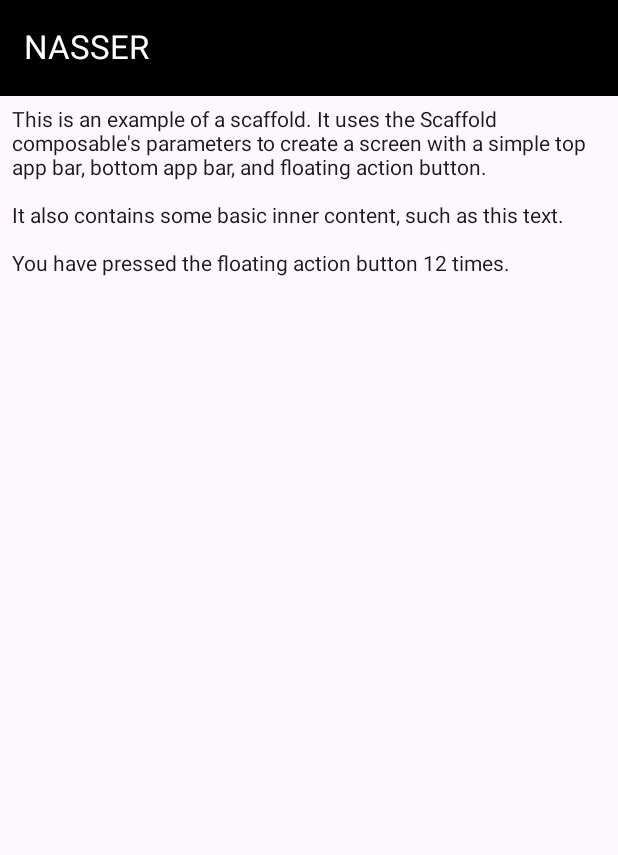
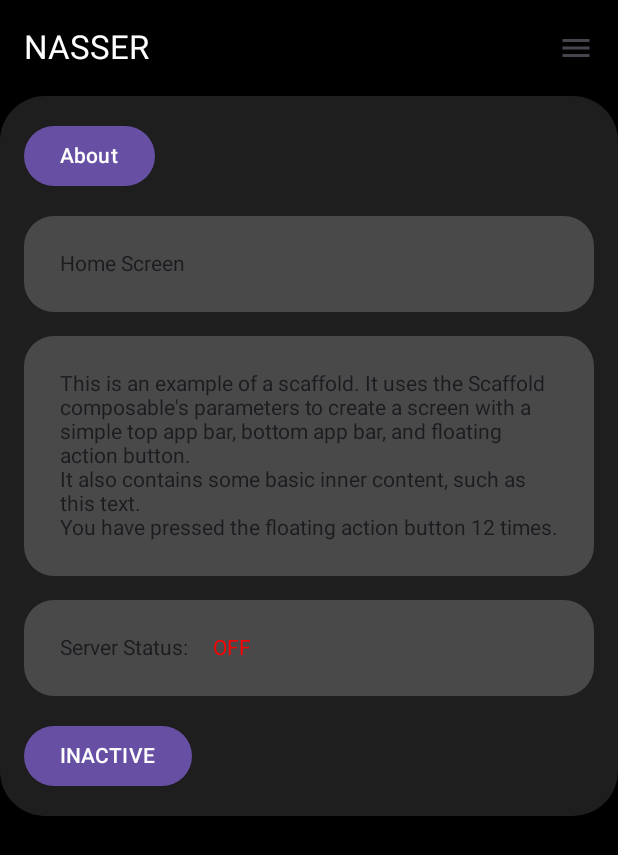
Before and after one commit to Drako9159/nasser, an Android app built with Jetpack Compose: the screen it shows after launch (MainActivity), on a phone screen of 412 x 824 dp. Shown: the top 855 px of the screen. Run offline under Robolectric (Android 15) with nearby library versions, the phone set to English and light mode, and no system bars; our stand-ins replace accompanist; libraries missing offline, so code that uses them is left out: fi.iki.elonen; 1 statement that could not run was skipped.

Commit message:
feat(navigation) configure navigation

```diff
--- a/app/build.gradle.kts
+++ b/app/build.gradle.kts
@@ -61,6 +61,9 @@ dependencies {
     // status bar controller
     implementation("com.google.accompanist:accompanist-systemuicontroller:0.32.0")
 
+    val nav_version = "2.7.0"
+
+    implementation("androidx.navigation:navigation-compose:$nav_version")
 
     implementation("androidx.activity:activity-compose:1.7.0")
     implementation(platform("androidx.compose:compose-bom:2023.03.00"))
--- a/app/src/main/java/com/drako/nasser/MainActivity.kt
+++ b/app/src/main/java/com/drako/nasser/MainActivity.kt
@@ -43,9 +43,9 @@ import androidx.compose.ui.text.style.TextAlign
 import androidx.compose.ui.tooling.preview.Preview
 import androidx.compose.ui.unit.dp
 import androidx.compose.ui.unit.sp
+import com.drako.nasser.navigation.AppNavigation
 import com.drako.nasser.server.NanoServer
 import com.drako.nasser.ui.theme.NasserTheme
-import com.drako.nasser.ui.view.HomeScreen
 import fi.iki.elonen.NanoHTTPD
 
 class MainActivity : ComponentActivity() {
@@ -80,7 +80,8 @@ class MainActivity : ComponentActivity() {
 
 
 
-            HomeScreen()
+            //LayoutApp()
+            AppNavigation()
         }
         runServer()
     }
--- /dev/null
+++ b/app/src/main/java/com/drako/nasser/navigation/AppNavigation.kt
@@ -0,0 +1,82 @@
+package com.drako.nasser.navigation
+
+import androidx.compose.animation.AnimatedContentTransitionScope
+import androidx.compose.animation.core.tween
+import androidx.compose.runtime.Composable
+import androidx.navigation.NavType
+import androidx.navigation.compose.NavHost
+import androidx.navigation.compose.composable
+import androidx.navigation.compose.rememberNavController
+import androidx.navigation.navArgument
+import com.drako.nasser.ui.screens.AboutScreen
+import com.drako.nasser.ui.screens.HomeScreen
+
+@Composable
+fun AppNavigation() {
+    val navController = rememberNavController()
+    NavHost(navController = navController, startDestination = AppScreens.HomeScreen.route) {
+        composable(
+            route = AppScreens.HomeScreen.route,
+            enterTransition = {
+                slideIntoContainer(
+                    towards = AnimatedContentTransitionScope.SlideDirection.Companion.Left,
+                    animationSpec = tween(700)
+                )
+            },
+            exitTransition = {
+                slideOutOfContainer(
+                    towards = AnimatedContentTransitionScope.SlideDirection.Companion.Left,
+                    animationSpec = tween(700)
+                )
+            },
+            popEnterTransition = {
+                slideIntoContainer(
+                    towards = AnimatedContentTransitionScope.SlideDirection.Companion.Right,
+                    animationSpec = tween(700)
+                )
+            },
+            popExitTransition = {
+                slideOutOfContainer(
+                    towards = AnimatedContentTransitionScope.SlideDirection.Companion.Right,
+                    animationSpec = tween(700)
+                )
+            }
+
+        ) { HomeScreen(navController) }
+        composable(
+            route = AppScreens.AboutScreen.route + "/{text}",
+            enterTransition = {
+                slideIntoContainer(
+                    towards = AnimatedContentTransitionScope.SlideDirection.Companion.Left,
+                    animationSpec = tween(700)
+                )
+            },
+            exitTransition = {
+                slideOutOfContainer(
+                    towards = AnimatedContentTransitionScope.SlideDirection.Companion.Left,
+                    animationSpec = tween(700)
+                )
+            },
+            popEnterTransition = {
+                slideIntoContainer(
+                    towards = AnimatedContentTransitionScope.SlideDirection.Companion.Right,
+                    animationSpec = tween(700)
+                )
+            },
+            popExitTransition = {
+                slideOutOfContainer(
+                    towards = AnimatedContentTransitionScope.SlideDirection.Companion.Right,
+                    animationSpec = tween(700)
+                )
+            },
+            arguments = listOf(navArgument(name = "text") {
+                type = NavType.StringType
+            }
+
+
+            )
+
+
+        ) { AboutScreen(navController, it.arguments?.getString("text")) }
+    }
+}
--- /dev/null
+++ b/app/src/main/java/com/drako/nasser/navigation/AppScreens.kt
@@ -0,0 +1,8 @@
+package com.drako.nasser.navigation
+
+sealed class AppScreens(val route: String) {
+
+    object HomeScreen : AppScreens("home_screen")
+    object AboutScreen : AppScreens("about_screen")
+
+}
--- /dev/null
+++ b/app/src/main/java/com/drako/nasser/ui/screens/HomeScreen.kt
@@ -0,0 +1,137 @@
+package com.drako.nasser.ui.screens
+
+import android.annotation.SuppressLint
+import androidx.compose.foundation.background
+import androidx.compose.foundation.layout.Box
+import androidx.compose.foundation.layout.Column
+import androidx.compose.foundation.layout.Row
+import androidx.compose.foundation.layout.Spacer
+import androidx.compose.foundation.layout.fillMaxSize
+import androidx.compose.foundation.layout.fillMaxWidth
+import androidx.compose.foundation.layout.padding
+import androidx.compose.foundation.lazy.LazyColumn
+import androidx.compose.foundation.shape.RoundedCornerShape
+import androidx.compose.material3.Button
+import androidx.compose.material3.ExperimentalMaterial3Api
+import androidx.compose.material3.Scaffold
+import androidx.compose.material3.Text
+import androidx.compose.runtime.Composable
+import androidx.compose.runtime.getValue
+import androidx.compose.runtime.mutableStateOf
+import androidx.compose.runtime.saveable.rememberSaveable
+import androidx.compose.runtime.setValue
+import androidx.compose.ui.Modifier
+import androidx.compose.ui.graphics.Color
+import androidx.compose.ui.res.colorResource
+import androidx.compose.ui.unit.dp
+import androidx.navigation.NavController
+import com.drako.nasser.R
+import com.drako.nasser.navigation.AppScreens
+
+
+@SuppressLint("UnusedMaterial3ScaffoldPaddingParameter")
+@OptIn(ExperimentalMaterial3Api::class)
+@Composable
+fun HomeScreen(navController: NavController) {
+    SetStatusBarColor(color = colorResource(id = R.color.amoled_black))
+    Scaffold(topBar = { Toolbar() }) { padding ->
+        Box(
+            Modifier.fillMaxSize()
+                .padding(padding)
+                .background(colorResource(R.color.amoled_black))
+        ) {
+            LazyColumn(
+                modifier = Modifier.fillMaxWidth()
+                    .background(
+                        colorResource(R.color.amoled_black_inside),
+                        RoundedCornerShape(30.dp)
+                    )
+            ) {
+                item {
+                    HomeBodyContent(navController)
+                }
+            }
+        }
+    }
+}
+
+@Composable()
+fun HomeBodyContent(navController: NavController) {
+    Column(
+        Modifier.fillMaxSize().padding(16.dp),
+        // verticalArrangement = Arrangement.Center,
+        //horizontalAlignment = Alignment.CenterHorizontally
+    ) {
+        Button(onClick = { navController.navigate(AppScreens.AboutScreen.route + "/Parameter") }) {
+            Text(
+                "About"
+            )
+        }
+        Spacer(modifier = Modifier.padding(8.dp))
+        Box(
+            Modifier.fillMaxWidth()
+                .background(
+                    color = colorResource(R.color.box_card),
+                    shape = RoundedCornerShape(20.dp)
+                )
+                .padding(16.dp),
+        ) {
+            Text(
+                modifier = Modifier.padding(8.dp),
+                text =
+                """
+                       Home Screen
+                   """.trimIndent()
+            )
+        }
+        Spacer(modifier = Modifier.padding(8.dp))
+        Box(
+            Modifier.fillMaxWidth()
+                .background(
+                    color = colorResource(R.color.box_card),
+                    shape = RoundedCornerShape(20.dp)
+                )
+                .padding(16.dp),
+        ) {
+            Text(
+                modifier = Modifier.padding(8.dp),
+                text =
+                """
+                       This is an example of a scaffold. It uses the Scaffold composable's parameters to create a screen with a simple top app bar, bottom app bar, and floating action button.
+                       It also contains some basic inner content, such as this text.
+                       You have pressed the floating action button 12 times.
+                   """.trimIndent()
+            )
+        }
+        Spacer(modifier = Modifier.padding(8.dp))
+        var serverStatus: Boolean by rememberSaveable() { mutableStateOf(false) }
+        Row(
+            Modifier.fillMaxWidth()
+                .background(
+                    colorResource(R.color.box_card), shape = RoundedCornerShape(20.dp)
+                ).padding(16.dp)
+        ) {
+            Text(
+                modifier = Modifier.padding(8.dp),
+                text =
+                """
+                       Server Status:
+                   """.trimIndent()
+            )
+            Text(
+                modifier = Modifier.padding(8.dp),
+                color = if (serverStatus) Color.Green else Color.Red,
+                text = if (serverStatus) "ON" else "OFF"
+            )
+        }
+
+        Spacer(modifier = Modifier.padding(8.dp))
+        Button(onClick = {
+            serverStatus = !serverStatus
+        }) {
+            Text(text = if (serverStatus) "ACTIVATED" else "INACTIVE")
+        }
+    }
+
+
+}
--- /dev/null
+++ b/app/src/main/java/com/drako/nasser/ui/screens/Toolbar.kt
@@ -0,0 +1,73 @@
+package com.drako.nasser.ui.screens
+
+import androidx.compose.material.icons.Icons
+import androidx.compose.material.icons.filled.ArrowBack
+import androidx.compose.material.icons.filled.Menu
+import androidx.compose.material3.ExperimentalMaterial3Api
+import androidx.compose.material3.Icon
+import androidx.compose.material3.IconButton
+import androidx.compose.material3.Text
+import androidx.compose.material3.TopAppBar
+import androidx.compose.material3.TopAppBarDefaults
+import androidx.compose.runtime.Composable
+import androidx.compose.runtime.SideEffect
+import androidx.compose.ui.graphics.Color
+import androidx.compose.ui.res.colorResource
+import androidx.compose.ui.res.stringResource
+import androidx.navigation.NavController
+import com.drako.nasser.R
+import com.google.accompanist.systemuicontroller.rememberSystemUiController
+
+@OptIn(ExperimentalMaterial3Api::class)
+@Composable
+fun Toolbar() {
+    TopAppBar(
+        title = { Text(text = stringResource(id = R.string.app_name_toolbar)) },
+        colors = TopAppBarDefaults.largeTopAppBarColors(
+            containerColor = colorResource(id = R.color.amoled_black),
+            titleContentColor = colorResource(id = R.color.white)
+        ),
+        actions = {
+            IconButton(onClick = {}) {
+                Icon(
+                    imageVector = Icons.Filled.Menu,
+                    contentDescription = "asd"
+                )
+            }
+        },
+    )
+}
+
+@OptIn(ExperimentalMaterial3Api::class)
+@Composable
+fun ToolbarWithBack(navController: NavController) {
+    TopAppBar(
+        title = { Text(stringResource(id = R.string.app_name_toolbar)) },
+        colors = TopAppBarDefaults.largeTopAppBarColors(
+            containerColor = colorResource(id = R.color.amoled_black),
+            titleContentColor = colorResource(id = R.color.white)
+        ),
+        navigationIcon = {
+            IconButton(onClick = { navController.popBackStack() }) {
+                Icon(imageVector = Icons.Default.ArrowBack, contentDescription = "Arrow back")
+            }
+        },
+        actions = {
+            IconButton(onClick = {}) {
+                Icon(
+                    imageVector = Icons.Filled.Menu,
+                    contentDescription = "asd"
+                )
+            }
+        },
+
+        )
+}
+
+@Composable
+fun SetStatusBarColor(color: Color) {
+    val systemUiController = rememberSystemUiController()
+    SideEffect {
+        systemUiController.setSystemBarsColor(color)
+    }
+}
--- a/app/src/main/java/com/drako/nasser/ui/view/HomeScreen.kt
+++ /dev/null
@@ -1,118 +0,0 @@
-package com.drako.nasser.ui.view
-
-
-import android.annotation.SuppressLint
-import androidx.compose.foundation.background
-import androidx.compose.foundation.layout.Arrangement
-import androidx.compose.foundation.layout.Box
-import androidx.compose.foundation.layout.Column
-import androidx.compose.foundation.layout.fillMaxSize
-import androidx.compose.foundation.layout.fillMaxWidth
-import androidx.compose.foundation.layout.padding
-import androidx.compose.material3.ExperimentalMaterial3Api
-import androidx.compose.material3.MaterialTheme
-import androidx.compose.material3.Scaffold
-import androidx.compose.material3.Surface
-import androidx.compose.material3.Text
-import androidx.compose.material3.TopAppBar
-import androidx.compose.material3.TopAppBarDefaults
-import androidx.compose.runtime.Composable
-import androidx.compose.runtime.SideEffect
-import androidx.compose.ui.Modifier
-import androidx.compose.ui.graphics.Color
-import androidx.compose.ui.res.colorResource
-import androidx.compose.ui.res.stringResource
-import androidx.compose.ui.unit.dp
-import com.drako.nasser.R
-import com.google.accompanist.systemuicontroller.rememberSystemUiController
-
-
-@SuppressLint("UnusedMaterial3ScaffoldPaddingParameter")
-@OptIn(ExperimentalMaterial3Api::class)
-@Composable
-
-fun HomeScreen() {
-    SetStatusBarColor(color = colorResource(id = R.color.amoled_black))
-    Scaffold(
-        topBar = { Toolbar() }
-    ) {
-        innerPadding ->
-        Column(modifier = Modifier.padding(innerPadding), verticalArrangement = Arrangement.spacedBy(16.dp)) {
-            Text(
-                modifier = Modifier.padding(8.dp),
-                text =
-                """
-                    This is an example of a scaffold. It uses the Scaffold composable's parameters to create a screen with a simple top app bar, bottom app bar, and floating action button.
-
-                    It also contains some basic inner content, such as this text.
-
-                    You have pressed the floating action button 12 times.
-                """.trimIndent(),
-            )
-        }
-    }
-}
-
-
-@OptIn(ExperimentalMaterial3Api::class)
-@Composable
-fun Toolbar() {
-    TopAppBar(
-        title = { Text(text = stringResource(id = R.string.app_name_toolbar)) },
-        colors = TopAppBarDefaults.largeTopAppBarColors(
-            containerColor = colorResource(id = R.color.amoled_black),
-            titleContentColor = colorResource(id = R.color.white)
-        )
-    )
-}
-
-
-@Composable
-fun Content() {
-    /*
-    Surface(modifier = Modifier.fillMaxSize(), color = MaterialTheme.colorScheme.background) {
-        Box(
-            modifier = Modifier.fillMaxWidth().background(color = Color.Blue),
-            contentAlignment = Alignment.Center
-        ) {
-            //Text(text = "HelloWorld")
-            Box(
-                modifier = Modifier.fillMaxWidth()
-                    .clip(shape = RoundedCornerShape(20.dp))
-                    .background(color = Color.Red)
-                    .border(BorderStroke(2.dp, SolidColor(Color.Red)))
-                    .padding(16.dp)
-            ) {
-                Text(text = "Server status is off")
-            }
-
-        }
-
-    }*/
-
-    Column(modifier = Modifier.padding(8.dp), verticalArrangement = Arrangement.spacedBy(16.dp)) {
-        Text(
-            modifier = Modifier.padding(8.dp),
-            text =
-            """
-                    This is an example of a scaffold. It uses the Scaffold composable's parameters to create a screen with a simple top app bar, bottom app bar, and floating action button.
-
-                    It also contains some basic inner content, such as this text.
-
-                    You have pressed the floating action button 12 times.
-                """.trimIndent(),
-        )
-    }
-
-
-
-
-}
-
-@Composable
-fun SetStatusBarColor(color: Color) {
-    val systemUiController = rememberSystemUiController()
-    SideEffect {
-        systemUiController.setSystemBarsColor(color)
-    }
-}
--- /dev/null
+++ b/app/src/main/res/drawable/ic_main.xml
@@ -0,0 +1,5 @@
+<vector android:height="24dp" android:tint="#FFFFFF"
+    android:viewportHeight="24" android:viewportWidth="24"
+    android:width="24dp" xmlns:android="http://schemas.android.com/apk/res/android">
+    <path android:fillColor="@android:color/white" android:pathData="M3,18h18v-2L3,16v2zM3,13h18v-2L3,11v2zM3,6v2h18L21,6L3,6z"/>
+</vector>
--- a/app/src/main/res/values/colors.xml
+++ b/app/src/main/res/values/colors.xml
@@ -10,4 +10,7 @@
     <color name="background">#353535</color>
 
     <color name="amoled_black">#000000</color>
+    <color name="amoled_black_inside">#1E1E1E</color>
+    <color name="box_card">#494949</color>
+
 </resources>
```
Also changed, not shown: app/src/main/java/com/drako/nasser/ui/screens/AboutScreen.kt (added, +101 -0 lines), app/src/main/java/com/drako/nasser/ui/screens/LayoutApp.kt (added, +77 -0 lines).
